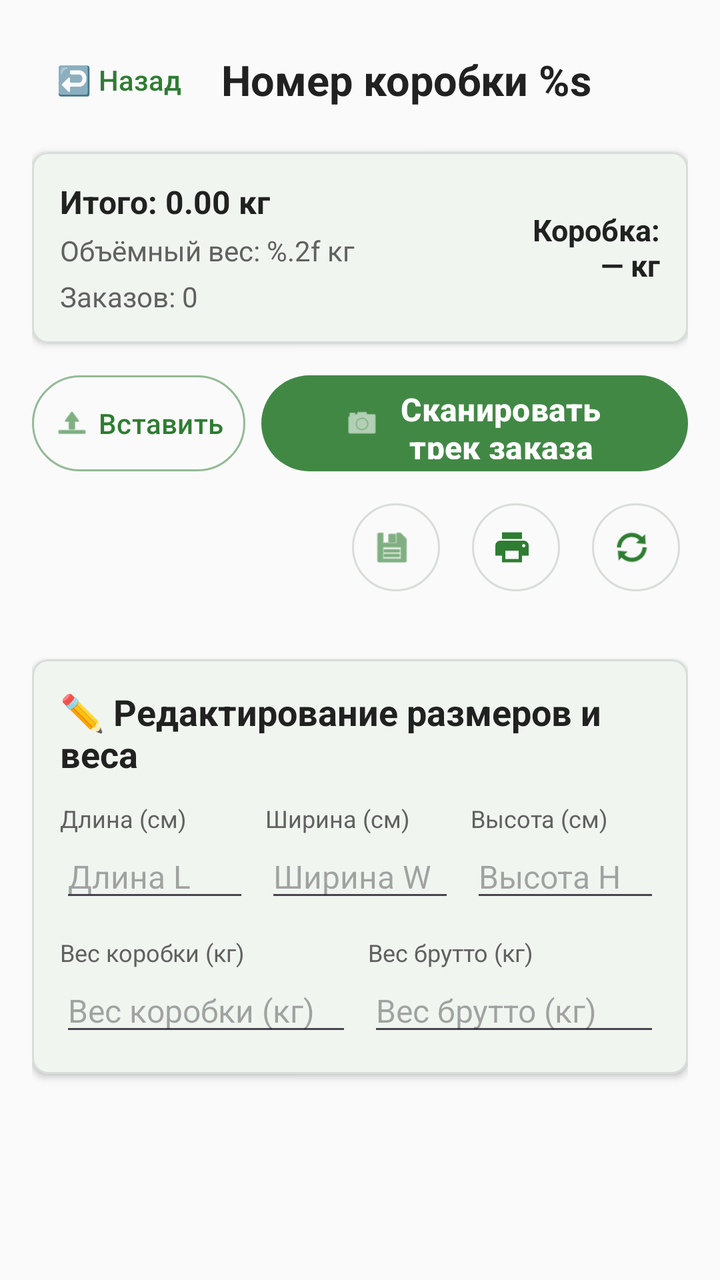
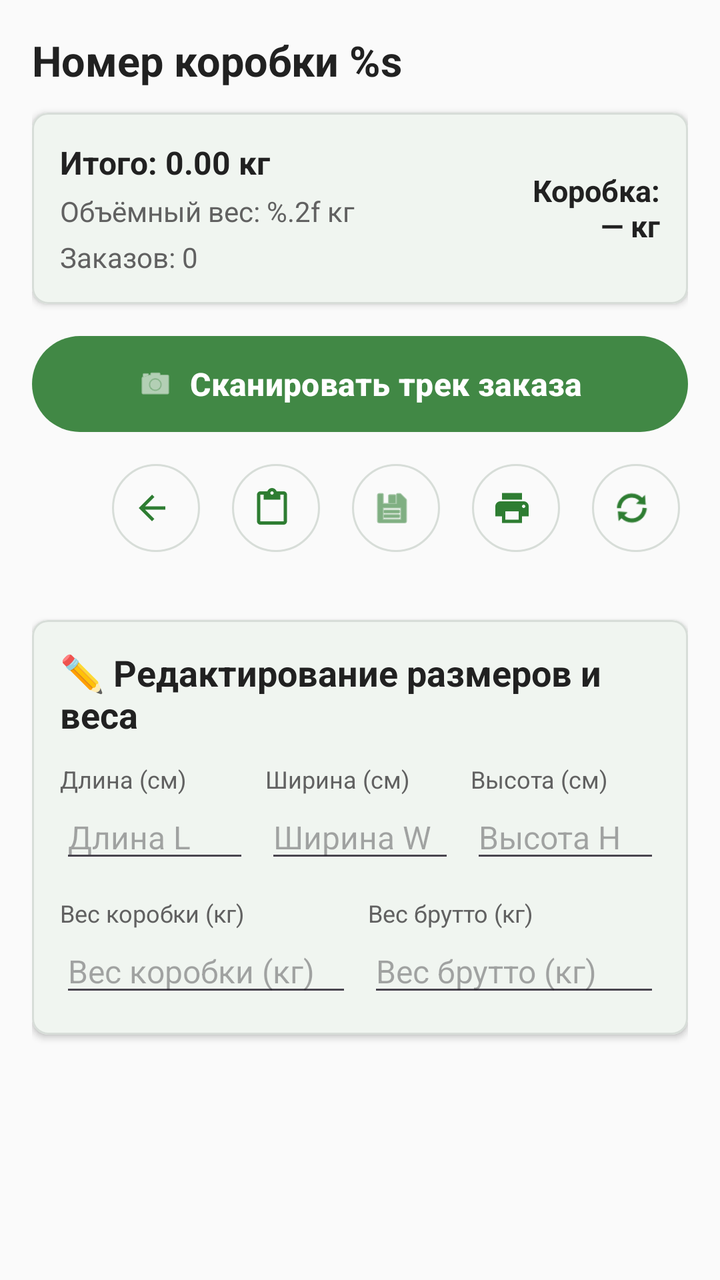

The first picture is an Android layout as it rendered before a commit; the second is the same layout after the commit. The layout source and the unified diff follow.
<!-- AndroidManifest.xml: application theme Theme.FastScan -->
<!-- res/layout/fragment_box_detail.xml -->
<?xml version="1.0" encoding="utf-8"?>
<androidx.core.widget.NestedScrollView xmlns:android="http://schemas.android.com/apk/res/android"
    xmlns:app="http://schemas.android.com/apk/res-auto"
    android:layout_width="match_parent"
    android:layout_height="match_parent"
    android:background="@color/app_background"
    android:fillViewport="true">

    <LinearLayout
        android:layout_width="match_parent"
        android:layout_height="wrap_content"
        android:orientation="vertical"
        android:padding="16dp">

        <LinearLayout
            android:layout_width="match_parent"
            android:layout_height="wrap_content"
            android:gravity="center_vertical"
            android:orientation="horizontal">

            <com.google.android.material.button.MaterialButton
                android:id="@+id/btnBack"
                style="@style/Widget.Material3.Button.TextButton"
                android:layout_width="wrap_content"
                android:layout_height="wrap_content"
                android:minWidth="48dp"
                android:text="@string/back"
                android:textAllCaps="false" />

            <TextView
                android:id="@+id/tvBoxNumber"
                android:layout_width="0dp"
                android:layout_height="wrap_content"
                android:layout_marginStart="8dp"
                android:layout_weight="1"
                android:ellipsize="middle"
                android:maxLines="1"
                android:text="@string/box_track"
                android:textColor="@color/app_text_primary"
                android:textSize="21sp"
                android:textStyle="bold" />

        </LinearLayout>

        <com.google.android.material.card.MaterialCardView
            android:layout_width="match_parent"
            android:layout_height="wrap_content"
            android:layout_marginTop="12dp"
            app:cardBackgroundColor="@color/app_surface"
            app:cardCornerRadius="8dp"
            app:cardElevation="2dp"
            app:strokeColor="@color/card_stroke"
            app:strokeWidth="1dp">

            <LinearLayout
                android:layout_width="match_parent"
                android:layout_height="wrap_content"
                android:gravity="center_vertical"
                android:orientation="horizontal"
                android:padding="14dp">

                <LinearLayout
                    android:layout_width="0dp"
                    android:layout_height="wrap_content"
                    android:layout_weight="1"
                    android:orientation="vertical">

                    <TextView
                        android:id="@+id/tvGrossWeight"
                        android:layout_width="wrap_content"
                        android:layout_height="wrap_content"
                        android:text="@string/total_weight"
                        android:textColor="@color/app_text_primary"
                        android:textSize="16sp"
                        android:textStyle="bold" />

                    <TextView
                        android:id="@+id/tvVWeight"
                        android:layout_width="wrap_content"
                        android:layout_height="wrap_content"
                        android:layout_marginTop="4dp"
                        android:text="@string/volume_weight"
                        android:textColor="@color/app_text_secondary"
                        android:textSize="14sp" />

                    <TextView
                        android:id="@+id/tvOrderCount"
                        android:layout_width="wrap_content"
                        android:layout_height="wrap_content"
                        android:layout_marginTop="4dp"
                        android:text="@string/orders"
                        android:textColor="@color/app_text_secondary"
                        android:textSize="14sp" />
                </LinearLayout>

                <TextView
                    android:id="@+id/tvBoxTareWeightSummary"
                    android:layout_width="wrap_content"
                    android:layout_height="wrap_content"
                    android:layout_marginStart="12dp"
                    android:gravity="end"
                    android:text="@string/box_weight_placeholder"
                    android:textColor="@color/app_text_primary"
                    android:textSize="15sp"
                    android:textStyle="bold" />

            </LinearLayout>
        </com.google.android.material.card.MaterialCardView>

        <LinearLayout
            android:layout_width="match_parent"
            android:layout_height="wrap_content"
            android:layout_marginTop="12dp"
            android:baselineAligned="false"
            android:gravity="center_vertical"
            android:orientation="horizontal">

            <com.google.android.material.button.MaterialButton
                android:id="@+id/btnPasteOrderTrack"
                style="@style/Widget.Material3.Button.OutlinedButton"
                android:layout_width="0dp"
                android:layout_height="56dp"
                android:layout_marginEnd="8dp"
                android:layout_weight="1"
                android:minWidth="0dp"
                android:paddingHorizontal="8dp"
                android:text="@string/paste_from_clipboard"
                android:textAllCaps="false"
                android:textColor="@color/app_primary"
                android:textSize="14sp"
                app:icon="@android:drawable/ic_menu_upload"
                app:iconGravity="textStart"
                app:iconPadding="4dp"
                app:iconTint="@color/app_primary"
                app:strokeColor="@color/action_button_outline" />

            <com.google.android.material.button.MaterialButton
                android:id="@+id/btnAddOrder"
                android:layout_width="0dp"
                android:layout_height="56dp"
                android:layout_weight="2"
                android:elevation="6dp"
                android:minWidth="0dp"
                android:text="@string/scan_track"
                android:textAllCaps="false"
                android:textColor="@color/action_button_text"
                android:textSize="16sp"
                android:textStyle="bold"
                app:backgroundTint="@color/action_button_background"
                app:icon="@android:drawable/ic_menu_camera"
                app:iconGravity="textStart"
                app:iconPadding="8dp"
                app:iconTint="@color/action_button_text" />
        </LinearLayout>

        <LinearLayout
            android:layout_width="match_parent"
            android:layout_height="wrap_content"
            android:layout_marginTop="8dp"
            android:gravity="end"
            android:orientation="horizontal">

            <com.google.android.material.button.MaterialButton
                android:id="@+id/btnSaveSizes"
                style="@style/Widget.Material3.Button.IconButton.Outlined"
                android:layout_width="52dp"
                android:layout_height="52dp"
                android:contentDescription="@string/save"
                app:icon="@android:drawable/ic_menu_save"
                app:iconTint="@color/app_primary" />

            <com.google.android.material.button.MaterialButton
                android:id="@+id/btnPrint"
                style="@style/Widget.Material3.Button.IconButton.Outlined"
                android:layout_width="52dp"
                android:layout_height="52dp"
                android:layout_marginStart="8dp"
                android:contentDescription="@string/print_label"
                app:icon="@drawable/ic_print"
                app:iconTint="@color/app_primary" />

            <com.google.android.material.button.MaterialButton
                android:id="@+id/btnRefresh"
                style="@style/Widget.Material3.Button.IconButton.Outlined"
                android:layout_width="52dp"
                android:layout_height="52dp"
                android:layout_marginStart="8dp"
                android:contentDescription="@string/refresh"
                app:icon="@android:drawable/ic_popup_sync"
                app:iconTint="@color/app_primary" />
        </LinearLayout>

        <ProgressBar
            android:id="@+id/progressBar"
            android:layout_width="wrap_content"
            android:layout_height="wrap_content"
            android:layout_gravity="center"
            android:layout_marginTop="16dp"
            android:visibility="gone" />

        <androidx.recyclerview.widget.RecyclerView
            android:id="@+id/rvOrders"
            android:layout_width="match_parent"
            android:layout_height="wrap_content"
            android:layout_marginTop="14dp"
            android:nestedScrollingEnabled="false" />

        <com.google.android.material.card.MaterialCardView
            android:layout_width="match_parent"
            android:layout_height="wrap_content"
            android:layout_marginTop="16dp"
            app:cardBackgroundColor="@color/app_surface"
            app:cardCornerRadius="8dp"
            app:cardElevation="2dp"
            app:strokeColor="@color/card_stroke"
            app:strokeWidth="1dp">

            <LinearLayout
                android:layout_width="match_parent"
                android:layout_height="wrap_content"
                android:orientation="vertical"
                android:padding="14dp">

                <TextView
                    android:layout_width="wrap_content"
                    android:layout_height="wrap_content"
                    android:text="@string/edit_dimensions_and_weight"
                    android:textColor="@color/app_text_primary"
                    android:textSize="18sp"
                    android:textStyle="bold" />

                <LinearLayout
                    android:layout_width="match_parent"
                    android:layout_height="wrap_content"
                    android:layout_marginTop="12dp"
                    android:gravity="center_vertical"
                    android:orientation="horizontal">

                    <LinearLayout
                        android:layout_width="0dp"
                        android:layout_height="wrap_content"
                        android:layout_weight="1"
                        android:orientation="vertical">

                        <TextView
                            android:layout_width="wrap_content"
                            android:layout_height="wrap_content"
                            android:text="@string/length"
                            android:textColor="@color/app_text_secondary"
                            android:textSize="12sp" />

                        <EditText
                            android:id="@+id/etLength"
                            android:layout_width="match_parent"
                            android:layout_height="wrap_content"
                            android:hint="@string/length_l"
                            android:inputType="number"
                            android:selectAllOnFocus="true"
                            android:textSize="16sp" />
                    </LinearLayout>

                    <LinearLayout
                        android:layout_width="0dp"
                        android:layout_height="wrap_content"
                        android:layout_marginHorizontal="8dp"
                        android:layout_weight="1"
                        android:orientation="vertical">

                        <TextView
                            android:layout_width="wrap_content"
                            android:layout_height="wrap_content"
                            android:text="@string/width"
                            android:textColor="@color/app_text_secondary"
                            android:textSize="12sp" />

                        <EditText
                            android:id="@+id/etWidth"
                            android:layout_width="match_parent"
                            android:layout_height="wrap_content"
                            android:hint="@string/width_w"
                            android:inputType="number"
                            android:selectAllOnFocus="true"
                            android:textSize="16sp" />
                    </LinearLayout>

                    <LinearLayout
                        android:layout_width="0dp"
                        android:layout_height="wrap_content"
                        android:layout_weight="1"
                        android:orientation="vertical">

                        <TextView
                            android:layout_width="wrap_content"
                            android:layout_height="wrap_content"
                            android:text="@string/height"
                            android:textColor="@color/app_text_secondary"
                            android:textSize="12sp" />

                        <EditText
                            android:id="@+id/etHeight"
                            android:layout_width="match_parent"
                            android:layout_height="wrap_content"
                            android:hint="@string/height_h"
                            android:inputType="number"
                            android:selectAllOnFocus="true"
                            android:textSize="16sp" />
                    </LinearLayout>
                </LinearLayout>

                <LinearLayout
                    android:layout_width="match_parent"
                    android:layout_height="wrap_content"
                    android:layout_marginTop="12dp"
                    android:gravity="center_vertical"
                    android:orientation="horizontal">

                    <LinearLayout
                        android:layout_width="0dp"
                        android:layout_height="wrap_content"
                        android:layout_weight="1"
                        android:orientation="vertical">

                        <TextView
                            android:layout_width="wrap_content"
                            android:layout_height="wrap_content"
                            android:text="@string/box_tare_weight"
                            android:textColor="@color/app_text_secondary"
                            android:textSize="12sp" />

                        <EditText
                            android:id="@+id/etBoxTareWeight"
                            android:layout_width="match_parent"
                            android:layout_height="wrap_content"
                            android:hint="@string/box_tare_weight"
                            android:inputType="numberDecimal"
                            android:selectAllOnFocus="true"
                            android:textSize="16sp" />
                    </LinearLayout>

                    <LinearLayout
                        android:layout_width="0dp"
                        android:layout_height="wrap_content"
                        android:layout_marginStart="8dp"
                        android:layout_weight="1"
                        android:orientation="vertical">

                        <TextView
                            android:layout_width="wrap_content"
                            android:layout_height="wrap_content"
                            android:text="@string/gross_weight_total"
                            android:textColor="@color/app_text_secondary"
                            android:textSize="12sp" />

                        <EditText
                            android:id="@+id/etGrossWeight"
                            android:layout_width="match_parent"
                            android:layout_height="wrap_content"
                            android:hint="@string/gross_weight_total"
                            android:inputType="numberDecimal"
                            android:selectAllOnFocus="true"
                            android:textSize="16sp" />
                    </LinearLayout>
                </LinearLayout>

            </LinearLayout>
        </com.google.android.material.card.MaterialCardView>

    </LinearLayout>
</androidx.core.widget.NestedScrollView>
<!-- resources referenced by this layout -->
<resources>
  <color name="action_button_background">#E62E7D32</color>
  <color name="action_button_outline">#802E7D32</color>
  <color name="action_button_text">#FFFFFF</color>
  <color name="app_background">#FAFAFA</color>
  <color name="app_primary">#2E7D32</color>
  <color name="app_surface">#FFFFFF</color>
  <color name="app_text_primary">#212121</color>
  <color name="app_text_secondary">#616161</color>
  <color name="card_stroke">#D7DDD8</color>
  <!-- drawable ic_print (drawable) -->
  <vector xmlns:android="http://schemas.android.com/apk/res/android" android:height="24dp" android:tint="#000000" android:viewportHeight="24" android:viewportWidth="24" android:width="24dp">
        
      <path android:fillColor="@android:color/white" android:pathData="M19,8L5,8c-1.66,0 -3,1.34 -3,3v6h4v4h12v-4h4v-6c0,-1.66 -1.34,-3 -3,-3zM16,19L8,19v-5h8v5zM19,12c-0.55,0 -1,-0.45 -1,-1s0.45,-1 1,-1 1,0.45 1,1 -0.45,1 -1,1zM18,3L6,3v4h12L18,3z"/>
      
  </vector>
  <string name="back">↩️ Hазад</string>
  <string name="box_tare_weight">Вес коробки (кг)</string>
  <string name="box_track">Номер коробки %s</string>
  <string name="box_weight_placeholder">Коробка:\n— кг</string>
  <string name="edit_dimensions_and_weight">✏️ Редактирование размеров и веса</string>
  <string name="gross_weight_total">Вес брутто (кг)</string>
  <string name="height">Высота (см)</string>
  <string name="height_h">Высота H</string>
  <string name="length">Длина (см)</string>
  <string name="length_l">Длина L</string>
  <string name="orders">Заказов: 0</string>
  <string name="paste_from_clipboard">Вставить</string>
  <string name="print_label">🖨️ Печать лейбла</string>
  <string name="refresh">Обновить</string>
  <string name="save">Сохранить</string>
  <string name="scan_track">Сканировать трек заказа</string>
  <string name="total_weight">Итого: 0.00 кг</string>
  <string name="volume_weight">Объёмный вес: %.2f кг</string>
  <string name="width">Ширина (см)</string>
  <string name="width_w">Ширина W</string>
  <color name="app_primary_dark">#1B5E20</color>
  <color name="app_on_primary">#FFFFFF</color>
  <!-- unchanged entries left out for length: 1 -->
</resources>

<!-- the commit's change to res/layout/fragment_box_detail.xml (unified diff, before → after) -->
@@ -1,10 +1,14 @@
 <?xml version="1.0" encoding="utf-8"?>
-<androidx.core.widget.NestedScrollView xmlns:android="http://schemas.android.com/apk/res/android"
+<FrameLayout xmlns:android="http://schemas.android.com/apk/res/android"
     xmlns:app="http://schemas.android.com/apk/res-auto"
     android:layout_width="match_parent"
     android:layout_height="match_parent"
-    android:background="@color/app_background"
-    android:fillViewport="true">
+    android:background="@color/app_background">
+
+    <androidx.core.widget.NestedScrollView
+        android:layout_width="match_parent"
+        android:layout_height="match_parent"
+        android:fillViewport="true">
 
     <LinearLayout
         android:layout_width="match_parent"
@@ -18,20 +22,10 @@
             android:gravity="center_vertical"
             android:orientation="horizontal">
 
-            <com.google.android.material.button.MaterialButton
-                android:id="@+id/btnBack"
-                style="@style/Widget.Material3.Button.TextButton"
-                android:layout_width="wrap_content"
-                android:layout_height="wrap_content"
-                android:minWidth="48dp"
-                android:text="@string/back"
-                android:textAllCaps="false" />
-
             <TextView
                 android:id="@+id/tvBoxNumber"
                 android:layout_width="0dp"
                 android:layout_height="wrap_content"
-                android:layout_marginStart="8dp"
                 android:layout_weight="1"
                 android:ellipsize="middle"
                 android:maxLines="1"
@@ -116,29 +110,9 @@
             android:orientation="horizontal">
 
             <com.google.android.material.button.MaterialButton
-                android:id="@+id/btnPasteOrderTrack"
-                style="@style/Widget.Material3.Button.OutlinedButton"
-                android:layout_width="0dp"
+                android:id="@+id/btnAddOrder"
+                android:layout_width="match_parent"
                 android:layout_height="56dp"
-                android:layout_marginEnd="8dp"
-                android:layout_weight="1"
-                android:minWidth="0dp"
-                android:paddingHorizontal="8dp"
-                android:text="@string/paste_from_clipboard"
-                android:textAllCaps="false"
-                android:textColor="@color/app_primary"
-                android:textSize="14sp"
-                app:icon="@android:drawable/ic_menu_upload"
-                app:iconGravity="textStart"
-                app:iconPadding="4dp"
-                app:iconTint="@color/app_primary"
-                app:strokeColor="@color/action_button_outline" />
-
-            <com.google.android.material.button.MaterialButton
-                android:id="@+id/btnAddOrder"
-                android:layout_width="0dp"
-                android:layout_height="56dp"
-                android:layout_weight="2"
                 android:elevation="6dp"
                 android:minWidth="0dp"
                 android:text="@string/scan_track"
@@ -161,10 +135,30 @@
             android:orientation="horizontal">
 
             <com.google.android.material.button.MaterialButton
+                android:id="@+id/btnBack"
+                style="@style/Widget.Material3.Button.IconButton.Outlined"
+                android:layout_width="52dp"
+                android:layout_height="52dp"
+                android:contentDescription="@string/back"
+                app:icon="@drawable/ic_arrow_back"
+                app:iconTint="@color/app_primary" />
+
+            <com.google.android.material.button.MaterialButton
+                android:id="@+id/btnPasteOrderTrack"
+                style="@style/Widget.Material3.Button.IconButton.Outlined"
+                android:layout_width="52dp"
+                android:layout_height="52dp"
+                android:layout_marginStart="8dp"
+                android:contentDescription="@string/paste_from_clipboard"
+                app:icon="@drawable/ic_content_paste"
+                app:iconTint="@color/app_primary" />
+
+            <com.google.android.material.button.MaterialButton
                 android:id="@+id/btnSaveSizes"
                 style="@style/Widget.Material3.Button.IconButton.Outlined"
                 android:layout_width="52dp"
                 android:layout_height="52dp"
+                android:layout_marginStart="8dp"
                 android:contentDescription="@string/save"
                 app:icon="@android:drawable/ic_menu_save"
                 app:iconTint="@color/app_primary" />
@@ -189,14 +183,6 @@
                 app:icon="@android:drawable/ic_popup_sync"
                 app:iconTint="@color/app_primary" />
         </LinearLayout>
-
-        <ProgressBar
-            android:id="@+id/progressBar"
-            android:layout_width="wrap_content"
-            android:layout_height="wrap_content"
-            android:layout_gravity="center"
-            android:layout_marginTop="16dp"
-            android:visibility="gone" />
 
         <androidx.recyclerview.widget.RecyclerView
             android:id="@+id/rvOrders"
@@ -366,4 +352,21 @@
         </com.google.android.material.card.MaterialCardView>
 
     </LinearLayout>
-</androidx.core.widget.NestedScrollView>
+    </androidx.core.widget.NestedScrollView>
+
+    <FrameLayout
+        android:id="@+id/loadingOverlay"
+        android:layout_width="match_parent"
+        android:layout_height="match_parent"
+        android:background="#33000000"
+        android:clickable="true"
+        android:focusable="true"
+        android:visibility="gone">
+
+        <ProgressBar
+            android:id="@+id/progressBar"
+            android:layout_width="wrap_content"
+            android:layout_height="wrap_content"
+            android:layout_gravity="center" />
+    </FrameLayout>
+</FrameLayout>
<!-- resource entries referenced after the edit -->
@@ -1,7 +1,6 @@
 <!-- resources referenced by this layout -->
 <resources>
   <color name="action_button_background">#E62E7D32</color>
-  <color name="action_button_outline">#802E7D32</color>
   <color name="action_button_text">#FFFFFF</color>
   <color name="app_background">#FAFAFA</color>
   <color name="app_primary">#2E7D32</color>
@@ -9,6 +8,28 @@
   <color name="app_text_primary">#212121</color>
   <color name="app_text_secondary">#616161</color>
   <color name="card_stroke">#D7DDD8</color>
+  <!-- drawable ic_arrow_back (drawable) -->
+  <?xml version="1.0" encoding="utf-8"?>
+  <vector xmlns:android="http://schemas.android.com/apk/res/android"
+      android:width="24dp"
+      android:height="24dp"
+      android:viewportWidth="24"
+      android:viewportHeight="24">
+      <path
+          android:fillColor="@android:color/white"
+          android:pathData="M20,11H7.83l5.59,-5.59L12,4l-8,8 8,8 1.41,-1.41L7.83,13H20v-2z" />
+  </vector>
+  <!-- drawable ic_content_paste (drawable) -->
+  <?xml version="1.0" encoding="utf-8"?>
+  <vector xmlns:android="http://schemas.android.com/apk/res/android"
+      android:width="24dp"
+      android:height="24dp"
+      android:viewportWidth="24"
+      android:viewportHeight="24">
+      <path
+          android:fillColor="@android:color/white"
+          android:pathData="M19,2h-4.18C14.4,0.84 13.3,0 12,0S9.6,0.84 9.18,2H5C3.9,2 3,2.9 3,4v16c0,1.1 0.9,2 2,2h14c1.1,0 2,-0.9 2,-2V4c0,-1.1 -0.9,-2 -2,-2zM12,2c0.55,0 1,0.45 1,1s-0.45,1 -1,1 -1,-0.45 -1,-1 0.45,-1 1,-1zM19,20H5V4h2v3h10V4h2v16z" />
+  </vector>
   <!-- drawable ic_print (drawable) -->
   <vector xmlns:android="http://schemas.android.com/apk/res/android" android:height="24dp" android:tint="#000000" android:viewportHeight="24" android:viewportWidth="24" android:width="24dp">
         
